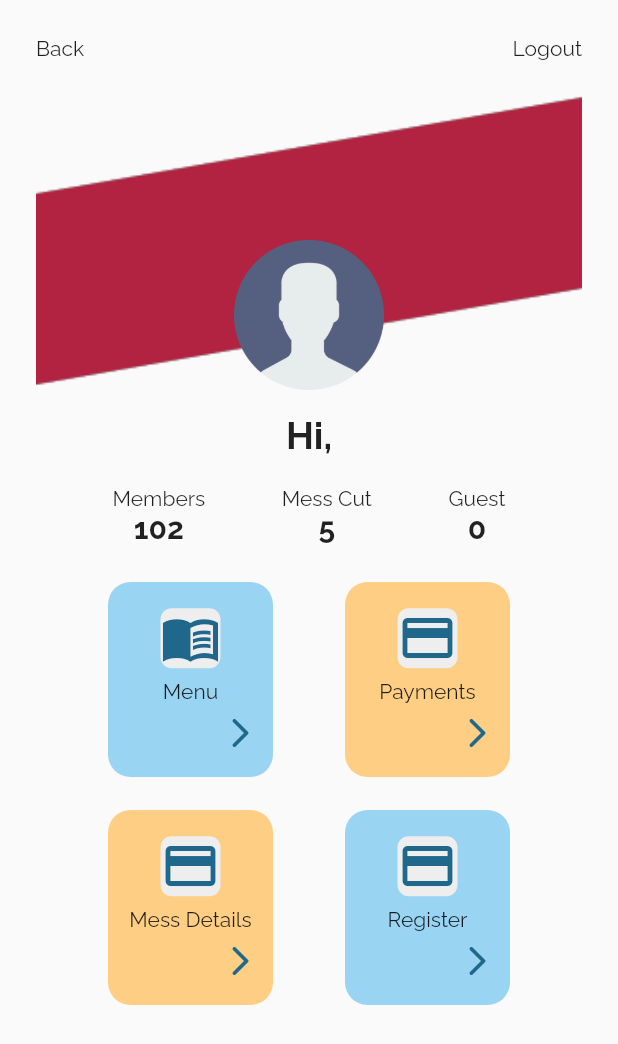
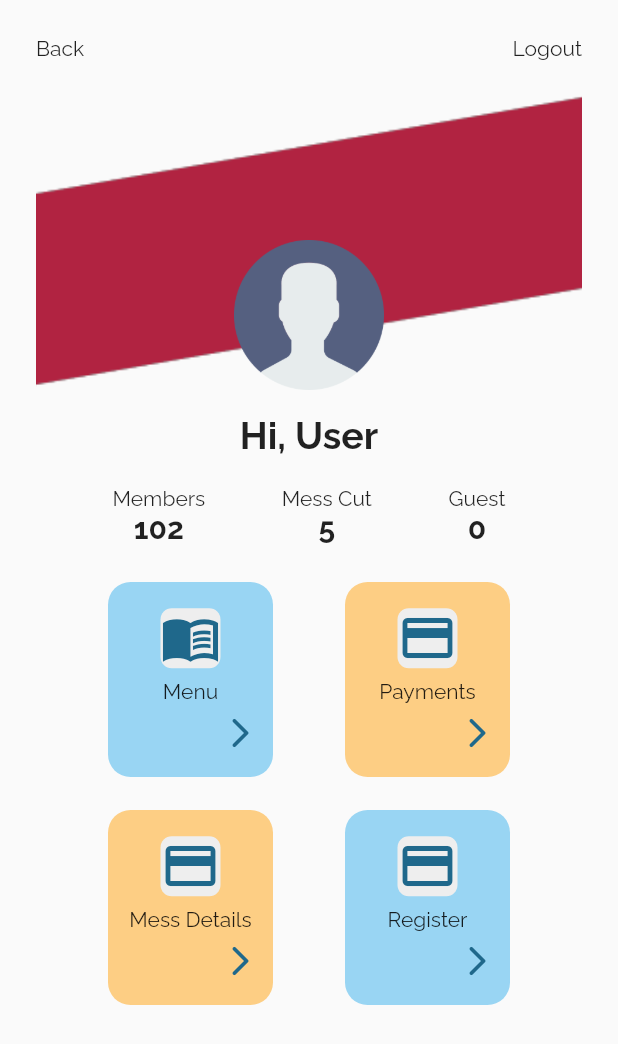
Before and after one commit to TeamFLEG/messapp, a Flutter app: the screen it shows once a user with an empty profile is signed in, on a phone screen of 412 x 824 dp. Shown: the top 1044 px of the screen. Run offline on Flutter 3.47's test engine with Material 2 defaults, Android fonts, the phone set to English and light mode, and no system bars; our stand-ins replace animated_splash_screen, cloud_firestore, email_validator, firebase_auth, firebase_core, flutter_spinkit and 1 more; accounts and stored records are empty.

```diff
--- a/lib/main.dart
+++ b/lib/main.dart
@@ -41,7 +41,7 @@ class MyApp extends StatelessWidget {
       routes: {
         '/login': (context) => const AuthPage(),
         '/adminDashboard': (context) => const AdminDashboard(),
-        '/userDashboard': (context) => const UserDashboard(),
+        '/user-dashboard': (context) => const UserDashboard(),
         '/mess-select': (context) => const MessSelect(),
         '/forgotPassword': (context) => const ForgotPasswordPage(),
         '/join-mess': (context) => const JoinMess(),
--- a/lib/screens/login_page.dart
+++ b/lib/screens/login_page.dart
@@ -131,7 +131,7 @@ class _LoginPageState extends State<LoginPage> {
               PrimaryButton(
                   btnName: "Temp Button",
                   action: () {
-                    Navigator.pushNamed(context, '/mess-members');
+                    Navigator.pushNamed(context, '/user-dashboard');
                   }),
             ],
           ),
--- a/lib/screens/user_dashboard.dart
+++ b/lib/screens/user_dashboard.dart
@@ -17,6 +17,7 @@ class _UserDashboardState extends State<UserDashboard> {
   @override
   Widget build(BuildContext context) {
     final user = FirebaseAuth.instance.currentUser!;
+
     return Scaffold(
       key: scaffoldKey,
       body: SafeArea(
@@ -87,11 +88,12 @@ class _UserDashboardState extends State<UserDashboard> {
                   ),
                 ],
               ),
-              Padding(
+              const Padding(
                 padding: const EdgeInsets.symmetric(vertical: 15.0),
                 child: Center(
                   child: Text(
-                    'Hi, ${user.displayName}',
+                    // 'Hi, ${user.displayName}',
+                    'Hi, User',
                     textAlign: TextAlign.center,
                     style: const TextStyle(
                       fontSize: 25,
```
